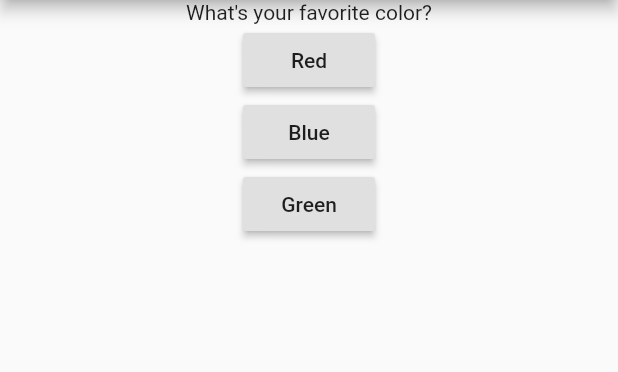
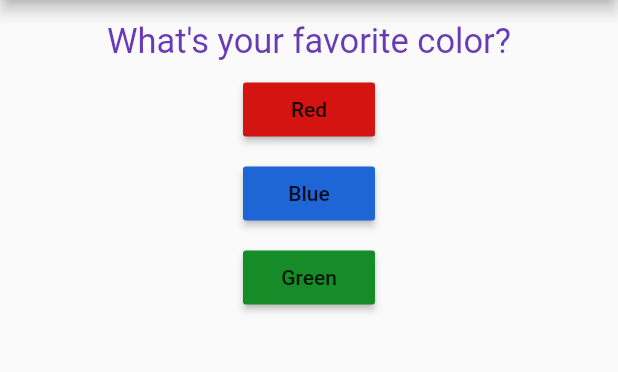
Before and after one commit to AndresN17/Flutter-Basics, a Flutter app: the screen it shows after launch, on a phone screen of 412 x 824 dp, the part 84-456 px from its top. Run offline on Flutter 3.47's test engine with Material 2 defaults, Android fonts, the phone set to English and light mode, and no system bars.

Commit message:
Adding style to the buttons and text

```diff
--- a/lib/main.dart
+++ b/lib/main.dart
@@ -39,18 +39,25 @@ class _MyAppState extends State<MyApp> {
         body: Center(
           child: Column(
             children: <Widget>[
+              SizedBox(height: 14,),
               Question(questions[_questionIndex]),
+              SizedBox(height: 8,),
               RaisedButton(
                 child: Text(answers[0]),
                 onPressed: _answerQuestion,
+                color: Color.fromRGBO(212, 20, 17,1.0),
               ),
+              SizedBox(height: 8,),
               RaisedButton(
                 child: Text(answers[1]),
                 onPressed: () => print("Pressed with anonymous function!"),
+                color: Color.fromRGBO(30, 101, 214,1.0),
               ),
+              SizedBox(height: 8,),
               RaisedButton(
                 child: Text(answers[2]),
                 onPressed: _answerQuestion,
+                color: Color.fromRGBO(22, 140, 40,1.0),
               ),
             ],
           ),
--- a/lib/question.dart
+++ b/lib/question.dart
@@ -7,6 +7,6 @@ class Question extends StatelessWidget {
 
   @override
   Widget build(BuildContext context) {
-    return Text(questionText);
+    return Text(questionText, style: TextStyle(fontSize: 23, color: Colors.deepPurple,),);
   }
 }
```
